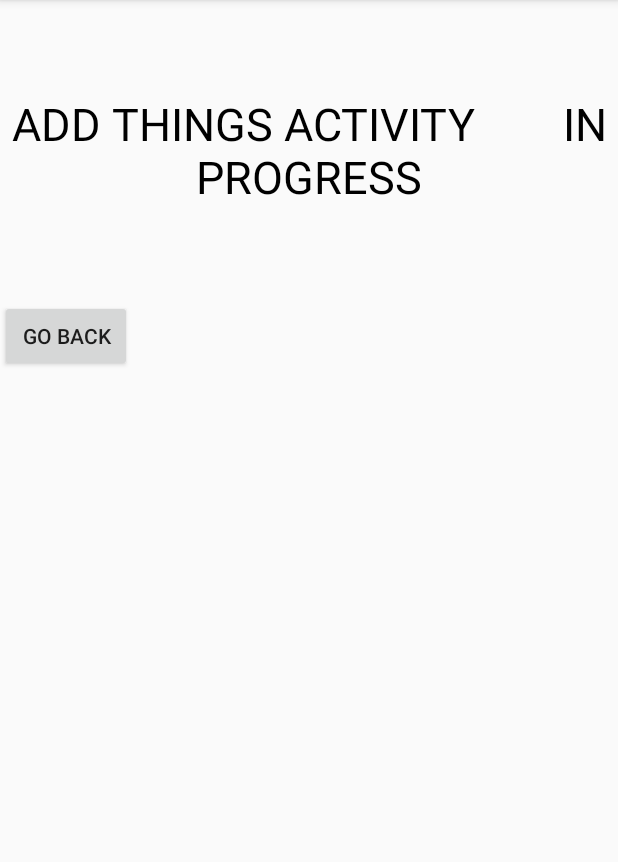
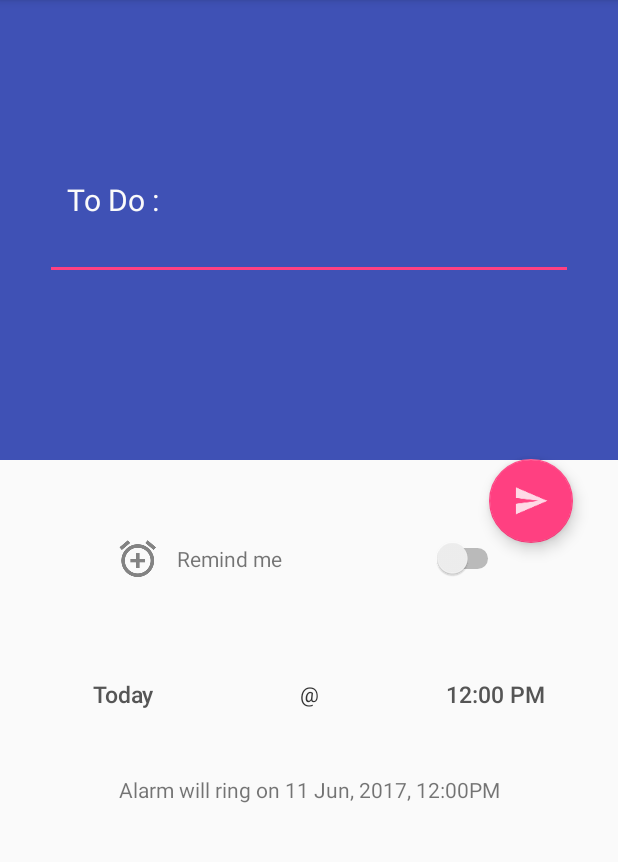
Before and after one commit to lhw1357/Android-Studio_Things-to-do-restart, an Android app: the screen it shows after launch (addthings before the commit, addtodo after it), after a tap on an icon or button, on a phone screen of 412 x 824 dp, the part 84-946 px from its top. Run offline under Robolectric (Android 15) with nearby library versions, the phone set to English and light mode, and no system bars.

```diff
--- a/app/src/main/AndroidManifest.xml
+++ b/app/src/main/AndroidManifest.xml
@@ -19,7 +19,8 @@
                 <category android:name="android.intent.category.LAUNCHER" />
             </intent-filter>
         </activity>
-        <activity android:name=".addthings" />
+        <activity android:name=".addtodo"
+            />
     </application>
 
 </manifest>
--- a/app/src/main/java/com/example/user/thingstodo/MainActivity.java
+++ b/app/src/main/java/com/example/user/thingstodo/MainActivity.java
@@ -1,6 +1,7 @@
 package com.example.user.thingstodo;
 
 import android.content.Intent;
+import android.media.Image;
 import android.os.Bundle;
 import android.support.design.widget.FloatingActionButton;
 import android.support.design.widget.Snackbar;
@@ -15,7 +16,10 @@ import android.widget.TextView;
 public class MainActivity extends AppCompatActivity implements View.OnClickListener {
     FloatingActionButton add;
     Toolbar toolbar;
+    TextView first;
 
+    ImageView ifempty;
+    TextView ifempty2;
 
 
 
@@ -26,8 +30,20 @@ public class MainActivity extends AppCompatActivity implements View.OnClickListe
         toolbar = (Toolbar) findViewById(R.id.toolbar);
         add = (FloatingActionButton) findViewById(R.id.add);
         setSupportActionBar(toolbar);
+        first = (TextView)findViewById(R.id.first);
+        ifempty = (ImageView)findViewById(R.id.ifempty);
+        ifempty2 = (TextView)findViewById(R.id.ifempty2);
 
         add.setOnClickListener(this);
+        Intent save = getIntent();
+        String todo = save.getStringExtra("todo");
+        int count=save.getIntExtra("1",0);
+        first.setText(todo);
+        if(count==1){
+            ifempty.setVisibility(View.INVISIBLE);
+            ifempty2.setVisibility(View.INVISIBLE);
+        }
+
 
 
     }
@@ -48,11 +64,13 @@ public class MainActivity extends AppCompatActivity implements View.OnClickListe
 
     @Override
     public void onClick(View v) {
-        Intent addthings = new Intent(this,addthings.class);
+        Intent addtodo = new Intent(this,addtodo.class);
         switch (v.getId()){
             case R.id.add :
 
-                startActivity(addthings);
+
+                startActivity(addtodo);
+                finish();
 
                 break;
 
--- a/app/src/main/java/com/example/user/thingstodo/addthings.java
+++ /dev/null
@@ -1,36 +0,0 @@
-package com.example.user.thingstodo;
-
-import android.content.Intent;
-import android.os.Bundle;
-import android.support.v7.app.AppCompatActivity;
-import android.view.View;
-import android.widget.Button;
-
-/**
- * Created by user on 2017-06-08.
- */
-
-public class addthings extends AppCompatActivity implements View.OnClickListener {
-
-    Button back;
-    @Override
-    protected void onCreate(Bundle savedInstanceState) {
-        super.onCreate(savedInstanceState);
-        setContentView(R.layout.addthings);
-        back = (Button)findViewById(R.id.back);
-
-        back.setOnClickListener(this);
-    }
-
-    @Override
-    public void onClick(View v) {
-        Intent back = new Intent(this,MainActivity.class);
-        switch(v.getId()){
-            case R.id.back :
-
-                startActivity(back);
-                break;
-        }
-
-    }
-}
--- /dev/null
+++ b/app/src/main/java/com/example/user/thingstodo/addtodo.java
@@ -0,0 +1,46 @@
+package com.example.user.thingstodo;
+
+import android.content.Intent;
+import android.os.Bundle;
+import android.support.v7.app.AppCompatActivity;
+import android.view.View;
+import android.widget.Button;
+import android.support.design.widget.FloatingActionButton;
+import android.widget.EditText;
+import android.widget.TextView;
+
+/**
+ * Created by user on 2017-06-08.
+ */
+
+public class addtodo extends AppCompatActivity implements View.OnClickListener {
+
+    FloatingActionButton save;
+    TextView testview;
+    EditText edittext;
+    int count=1;
+
+    @Override
+    protected void onCreate(Bundle savedInstanceState) {
+        super.onCreate(savedInstanceState);
+        setContentView(R.layout.addtodo);
+        save = (FloatingActionButton)findViewById(R.id.save);
+        testview = (TextView)findViewById(R.id.testview);
+        edittext = (EditText)findViewById(R.id.edittext);
+        save.setOnClickListener(this);
+    }
+
+    @Override
+    public void onClick(View v) {
+        Intent save = new Intent(this,MainActivity.class);
+        switch(v.getId()){
+            case R.id.save:
+                save.putExtra("todo",String.valueOf(edittext.getText()));
+                save.putExtra("1",count);
+                startActivity(save);
+                finish();
+                break;
+        }
+
+    }
+}
--- a/app/src/main/res/layout/addthings.xml
+++ /dev/null
@@ -1,22 +0,0 @@
-<?xml version="1.0" encoding="utf-8"?>
-<LinearLayout xmlns:android="http://schemas.android.com/apk/res/android"
-    android:layout_width="match_parent"
-    android:layout_height="match_parent"
-    android:orientation="vertical"
-    >
-
-    <TextView
-        android:layout_width="match_parent"
-        android:layout_height="200dp"
-        android:text="ADD THINGS ACTIVITY        IN PROGRESS"
-        android:gravity="center"
-        android:textSize="30dp"
-        android:textColor="#000000"
-        />
-    <Button
-        android:layout_width="wrap_content"
-        android:layout_height="wrap_content"
-        android:text="Go back"
-        android:id="@+id/back"
-        />
-</LinearLayout>
--- a/app/src/main/res/layout/addtodo.xml
+++ b/app/src/main/res/layout/addtodo.xml
@@ -31,10 +31,12 @@
 
                 />
             <EditText
+                android:id="@+id/edittext"
                 android:layout_width="match_parent"
                 android:layout_height="40dp"
                 android:layout_marginLeft="30dp"
                 android:layout_marginRight="30dp"
+                android:textColor="#ffffff"
                 />
 
 
@@ -130,6 +132,7 @@
 
             </LinearLayout>
             <TextView
+                android:id="@+id/testview"
                 android:layout_width="match_parent"
                 android:layout_height="wrap_content"
                 android:text="Alarm will ring on 11 Jun, 2017, 12:00PM"
--- a/app/src/main/res/layout/content_main.xml
+++ b/app/src/main/res/layout/content_main.xml
@@ -12,6 +12,14 @@
     <FrameLayout
         android:layout_width="match_parent"
         android:layout_height="match_parent">
+        <TextView
+            android:layout_width="match_parent"
+            android:layout_height="60dp"
+            android:textSize="25dp"
+            android:id="@+id/first"
+            android:textColor="#000000"
+            android:layout_marginLeft="30dp"
+            />
 
         <LinearLayout
             android:layout_width="wrap_content"
@@ -20,12 +28,14 @@
             android:layout_gravity="center"
             >
             <ImageView
+                android:id="@+id/ifempty"
                 android:layout_width="100dp"
                 android:layout_height="100dp"
                 android:src="@drawable/empty_view_bg"
                 android:layout_gravity="center"
                 />
             <TextView
+                android:id="@+id/ifempty2"
                 android:layout_width="wrap_content"
                 android:layout_height="wrap_content"
                 android:textAlignment="center"
```
